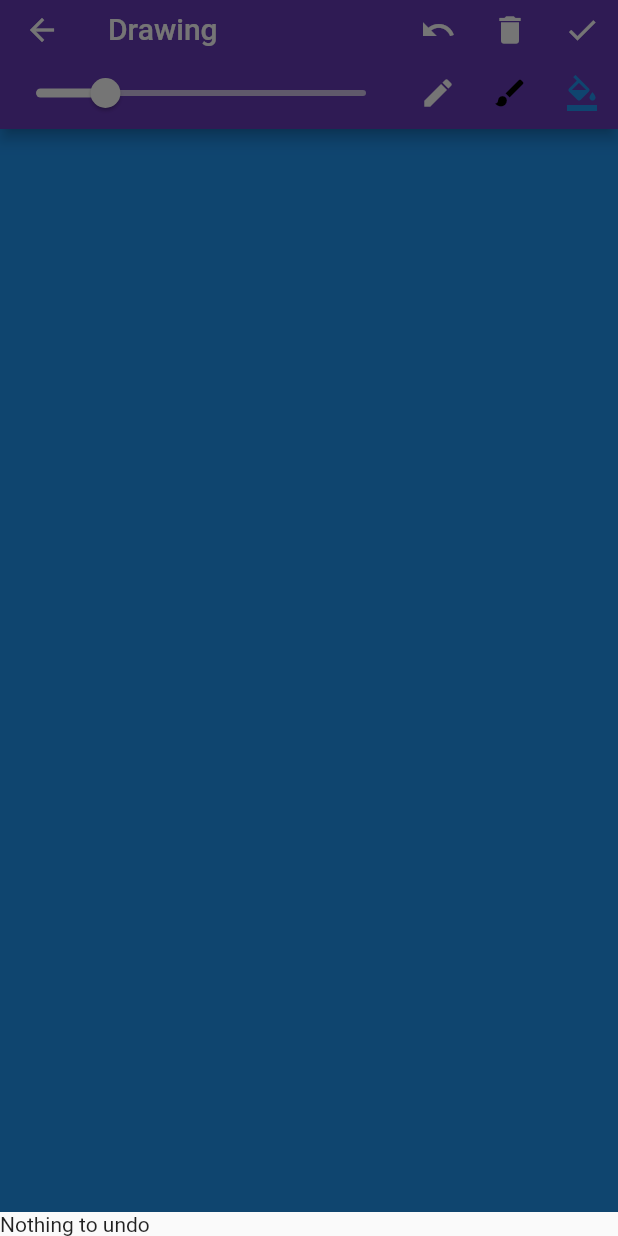
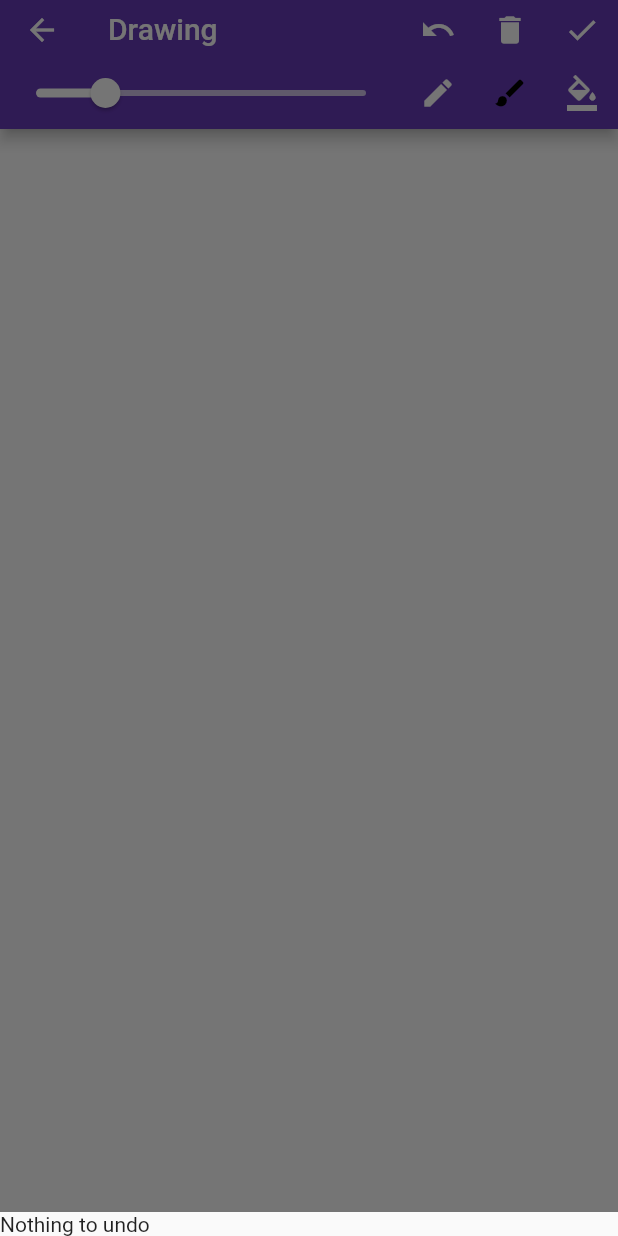
Before and after one commit to sanika30chandode/Noteit, a Flutter app: the Drawing screen opened by its route, after a tap on the "undo" icon, on a phone screen of 412 x 824 dp. Run offline on Flutter 3.47's test engine with Material 2 defaults, Android fonts, the phone set to English and light mode, and no system bars; our stand-ins replace auto_size_text, flutter_colorpicker, table_calendar.

Commit message:
brighter background

```diff
--- a/noteit/lib/pages/drawing.dart
+++ b/noteit/lib/pages/drawing.dart
@@ -23,7 +23,7 @@ class _DrawingState extends State<Drawing> {
   static PainterController _newController() {
     PainterController controller = PainterController();
     controller.thickness = 5.0;
-    controller.backgroundColor = Colors.blue;
+    controller.backgroundColor = Colors.white;
     return controller;
   }
 
```
Also changed, not shown: noteit/assets/images/home_background.png.
